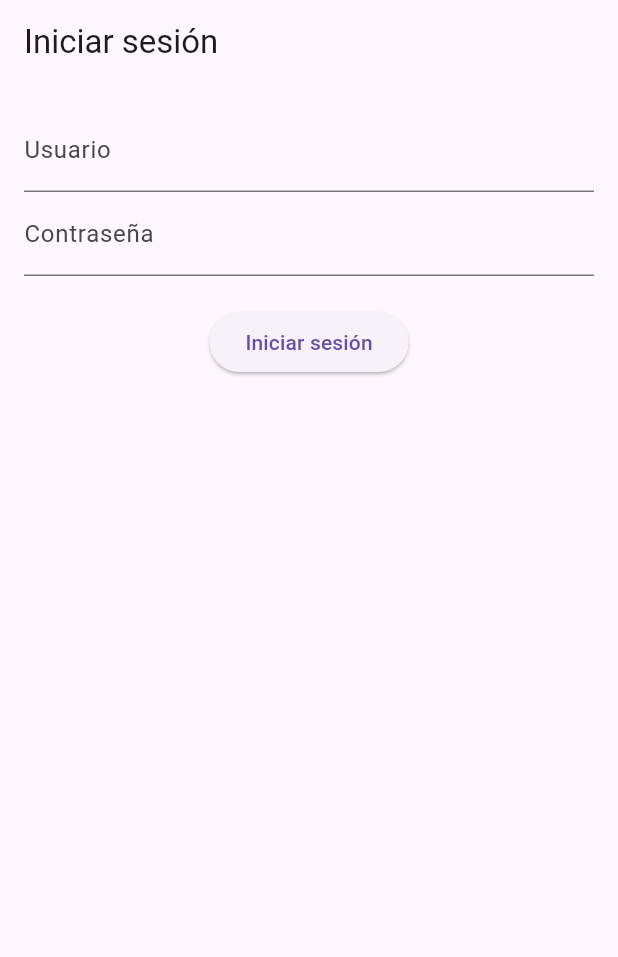
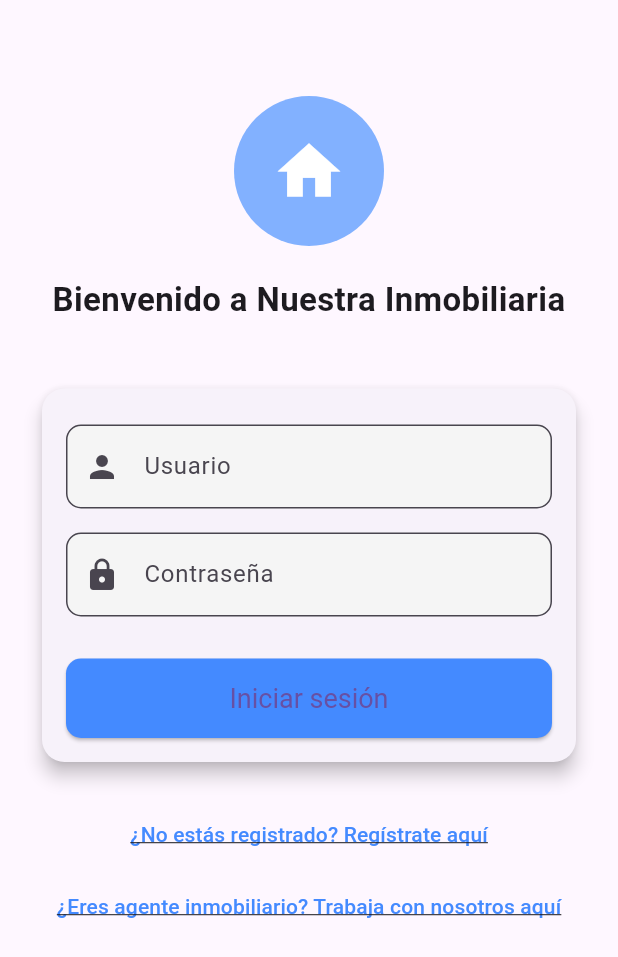
Before and after one commit to beyito/Proyecto_Inmueble, a Flutter app: the screen it shows after launch, on a phone screen of 412 x 824 dp. Shown: the top 957 px of the screen. Run offline on Flutter 3.47's test engine with Material 3 defaults, Android fonts, the phone set to English and light mode, and no system bars; our stand-ins replace go_router, shared_preferences.

Commit message:
AÑADIENDO CI, IMPLEMENTO REGISTRAR USUARIO Y AGENTE EN MOVIL

```diff
--- a/movil_inmobiliaria/lib/config/router/router.dart
+++ b/movil_inmobiliaria/lib/config/router/router.dart
@@ -3,6 +3,8 @@ import 'package:movil_inmobiliaria/views/login/login_page.dart';
 import 'package:movil_inmobiliaria/views/usuario/perfil_view.dart';
 import 'package:go_router/go_router.dart';
 import 'package:shared_preferences/shared_preferences.dart';
+import 'package:movil_inmobiliaria/views/usuario/registerAgente_view.dart';
+import 'package:movil_inmobiliaria/views/usuario/registerCliente_view.dart';
 
 // Tu función de verificación
 Future<bool> isLoggedIn() async {
@@ -22,47 +24,47 @@ final appRouter = GoRouter(
         return HomePage(pageIndex: pageIndex);
       },
       routes: [
-        // Son sub rutas dentro de home/:page. Osea /home/0/perfil
         GoRoute(
           path: 'perfil',
           name: PerfilView.name,
-          builder: (context, state) {
-            return PerfilView();
-          },
+          builder: (context, state) => const PerfilView(),
         ),
-        // GoRoute( // EJEMPLO PARA RUTA CON UN PARAMETRO. PARA ACCEDER A ÉL: context.go('/home/0/miruta/123');
-        //   path: 'miruta/:id',
-        //   name: MiWidgetScreen.name,
-        //   builder: (context, state) {
-        //     final valueID = state.pathParameters['id'] ?? 'no-id'; // id: representa el nombre de la variable, puede ser int, str.
-        //La recuperamos para enviarselo al MiWidgetScreen que espera un valor de parámetro
-        //     return MiWidgetScreen(nombreDelParametro: valueID); //
-        //   },
-        // ),
       ],
     ),
     GoRoute(
-      //Ruta raíz, fuera del dominio de /home. Osea /login
       path: '/login',
       name: LoginPage.name,
-      builder: (context, state) => LoginPage(),
-      routes: [], //No tendrá sub rutas
+      builder: (context, state) => const LoginPage(),
+    ),
+    GoRoute(
+      path: '/register',
+      name: RegisterClienteView.name,
+      builder: (context, state) =>
+          const RegisterClienteView(), // 👈 tu pantalla de registro de usuarios
+    ),
+    GoRoute(
+      path: '/agente',
+      name: RegisterAgenteView.name,
+      builder: (context, state) =>
+          const RegisterAgenteView(), // 👈 pantalla de registro de agentes
     ),
     GoRoute(path: '/', redirect: (_, __) => '/home/0'),
   ],
   redirect: (context, state) async {
     final loggedIn = await isLoggedIn();
-    final loggingIn = state.location.toString() == '/login';
+    final location = state.location.toString();
 
-    // Si no está logueado y NO está en login, lo mandamos a login
-    if (!loggedIn && !loggingIn) {
+    final loggingIn = location == '/login';
+    final registering = location == '/register' || location == '/agente';
+
+    if (!loggedIn && !(loggingIn || registering)) {
       return '/login';
     }
-    // Si ya está logueado e intenta ir a login, lo mandamos al home
-    if (loggedIn && loggingIn) {
+
+    if (loggedIn && (loggingIn || registering)) {
       return '/home/0';
     }
-    // Si no, no redirige
+
     return null;
   },
 );
--- a/movil_inmobiliaria/lib/services/auth_service.dart
+++ b/movil_inmobiliaria/lib/services/auth_service.dart
@@ -68,7 +68,7 @@ class AuthService {
   // Logout
   Future<void> logout() async {
     final prefs = await SharedPreferences.getInstance();
-    await prefs.remove('token');
+    await prefs.clear();
   }
 
   Future<UsuarioModel?> getUsuario() async {
--- a/movil_inmobiliaria/lib/views/login/login_page.dart
+++ b/movil_inmobiliaria/lib/views/login/login_page.dart
@@ -28,21 +28,13 @@ class _LoginPageState extends State<LoginPage> {
         _passwordController.text,
       );
       if (resAuth.status == 1) {
-        // Login exitoso según auth_service.dart
-        context.go(
-          '/home/1',
-        ); //AQUI ES DONDE REDIRIJE AL HOME (0 cero indica el índice de navegación de las tres opciones [Inicio, Categorias, Favoritos])
+        // Login exitoso
+        context.go('/home/0');
       } else {
         setState(() {
           _errorMessage = resAuth.error ?? 'Error desconocido';
         });
       }
-      // final prefs = await SharedPreferences.getInstance();
-
-      // await prefs.setString('token', resAuth.token ?? '');
-      // await prefs.setString('rol', );
-      // await prefs.setString('username', );
-      // context.go('/home/0');
     } catch (e) {
       print('Error al conectar con el servidor: $e');
       setState(() {
@@ -58,40 +50,133 @@ class _LoginPageState extends State<LoginPage> {
   @override
   Widget build(BuildContext context) {
     return Scaffold(
-      appBar: AppBar(title: const Text("Iniciar sesión")),
-      body: Padding(
+      body: SafeArea(
+        child: SingleChildScrollView(
+          padding: const EdgeInsets.all(24.0),
+          child: Column(
+            crossAxisAlignment: CrossAxisAlignment.stretch,
+            children: [
+              const SizedBox(height: 40),
+
+              // Logo o avatar
+              CircleAvatar(
+                radius: 50,
+                backgroundColor: Colors.blueAccent.shade100,
+                child: const Icon(Icons.home, size: 50, color: Colors.white),
+              ),
+              const SizedBox(height: 20),
+
+              const Text(
+                "Bienvenido a Nuestra Inmobiliaria",
+                textAlign: TextAlign.center,
+                style: TextStyle(fontSize: 22, fontWeight: FontWeight.bold),
+              ),
+              const SizedBox(height: 40),
+
+              // Card con campos de login
+              Card(
+                elevation: 5,
+                shape: RoundedRectangleBorder(
+                  borderRadius: BorderRadius.circular(15),
+                ),
+                child: Padding(
                   padding: const EdgeInsets.all(16.0),
                   child: Column(
                     children: [
-            TextField(
+                      _buildTextField(
                         controller: _usernameController,
-              decoration: const InputDecoration(labelText: "Usuario"),
+                        label: "Usuario",
+                        icon: Icons.person,
                       ),
-            TextField(
+                      _buildTextField(
                         controller: _passwordController,
-              decoration: const InputDecoration(labelText: "Contraseña"),
+                        label: "Contraseña",
+                        icon: Icons.lock,
                         obscureText: true,
                       ),
                       const SizedBox(height: 20),
                       _isLoading
                           ? const CircularProgressIndicator()
-                : ElevatedButton(
+                          : SizedBox(
+                              width: double.infinity,
+                              child: ElevatedButton(
                                 onPressed: () async {
                                   await login(context);
                                 },
+                                style: ElevatedButton.styleFrom(
+                                  padding: const EdgeInsets.symmetric(
+                                    vertical: 16,
+                                  ),
+                                  shape: RoundedRectangleBorder(
+                                    borderRadius: BorderRadius.circular(10),
+                                  ),
+                                  backgroundColor: Colors.blueAccent,
+                                  textStyle: const TextStyle(fontSize: 18),
+                                ),
                                 child: const Text("Iniciar sesión"),
-                  ),
-            if (_errorMessage.isNotEmpty)
-              Padding(
-                padding: const EdgeInsets.only(top: 12.0),
-                child: Text(
-                  _errorMessage,
-                  style: const TextStyle(color: Colors.red),
                               ),
                             ),
                     ],
                   ),
                 ),
+              ),
+
+              const SizedBox(height: 20),
+
+              // Links de registro
+              Column(
+                children: [
+                  TextButton(
+                    onPressed: () => context.push('/register'),
+                    child: const Text(
+                      "¿No estás registrado? Regístrate aquí",
+                      style: TextStyle(
+                        color: Colors.blueAccent,
+                        fontSize: 14,
+                        decoration: TextDecoration.underline,
+                      ),
+                    ),
+                  ),
+                  TextButton(
+                    onPressed: () => context.push('/agente'),
+                    child: const Text(
+                      "¿Eres agente inmobiliario? Trabaja con nosotros aquí",
+                      style: TextStyle(
+                        color: Colors.blueAccent,
+                        fontSize: 14,
+                        decoration: TextDecoration.underline,
+                      ),
+                    ),
+                  ),
+                ],
+              ),
+            ],
+          ),
+        ),
+      ),
+    );
+  }
+
+  // Función helper para los campos de texto con ícono
+  Widget _buildTextField({
+    required TextEditingController controller,
+    required String label,
+    required IconData icon,
+    bool obscureText = false,
+  }) {
+    return Padding(
+      padding: const EdgeInsets.symmetric(vertical: 8.0),
+      child: TextField(
+        controller: controller,
+        obscureText: obscureText,
+        decoration: InputDecoration(
+          labelText: label,
+          prefixIcon: Icon(icon),
+          border: OutlineInputBorder(borderRadius: BorderRadius.circular(10)),
+          filled: true,
+          fillColor: Colors.grey.shade100,
+        ),
+      ),
     );
   }
 }
--- a/movil_inmobiliaria/lib/views/usuario/perfil_view.dart
+++ b/movil_inmobiliaria/lib/views/usuario/perfil_view.dart
@@ -49,8 +49,7 @@ class _PerfilViewState extends State<PerfilView> {
       if (response.statusCode == 200) {
         final data = jsonDecode(response.body);
         setState(() {
-          userData =
-              data["values"]; // Aquí deberías recibir username, email, rol, etc.
+          userData = data; // Aquí deberías recibir username, email, rol, etc.
           loading = false;
         });
       } else {
```
Also changed, not shown: movil_inmobiliaria/lib/views/usuario/registerAgente_view.dart (added, +232 -0 lines), movil_inmobiliaria/lib/views/usuario/registerCliente_view.dart (added, +222 -0 lines), 2 other files. Lines whose indentation alone changed are shown as unchanged.
